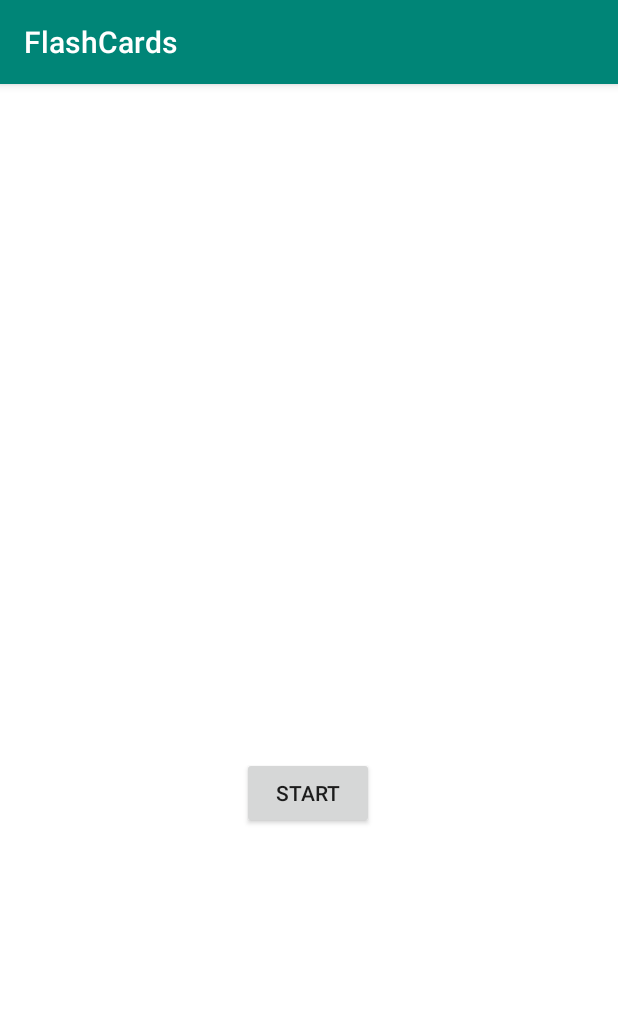
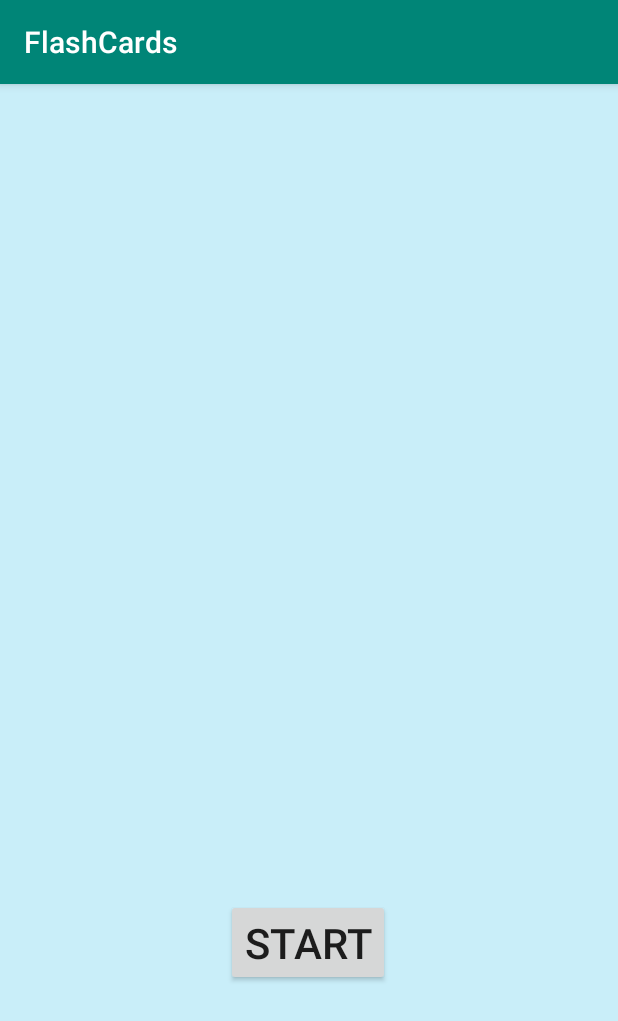
Before and after one commit to K-De-Castro/FlashCards, an Android app: the StudyActivity screen opened directly, with no data from a screen before it, on a phone screen of 412 x 824 dp. Shown: the top 1021 px of the screen. Run offline under Robolectric (Android 15) with nearby library versions, the phone set to English and light mode, and no system bars; our stand-ins replace Room's generated code.

Commit message:
worked on the UI

```diff
--- a/app/src/main/java/us/ait/flashcards/StudyActivity.kt
+++ b/app/src/main/java/us/ait/flashcards/StudyActivity.kt
@@ -3,8 +3,7 @@ package us.ait.flashcards
 import android.content.Context
 import androidx.appcompat.app.AppCompatActivity
 import android.os.Bundle
-import android.view.View.GONE
-import android.view.View.VISIBLE
+import android.view.View.*
 import android.widget.Toast
 import androidx.recyclerview.widget.DividerItemDecoration
 import kotlinx.android.synthetic.main.activity_main.*
@@ -48,6 +47,10 @@ class StudyActivity : AppCompatActivity() {
 
             buttonPrevious(cards)
 
+            btnAnswer.setOnClickListener {
+                tvAnsw.setVisibility(VISIBLE)
+            }
+
 
             this@StudyActivity.runOnUiThread(java.lang.Runnable {
             })
@@ -64,9 +67,11 @@ class StudyActivity : AppCompatActivity() {
 
                 currentCard -= 1
 
-                tvAnsw.text = cards.get(currentCard).cardQuest
+                tvAnsw.text = cards.get(currentCard).cardAns
 
-                tvQuest.text = cards.get(currentCard).cardAns
+                tvQuest.text = cards.get(currentCard).cardQuest
+
+                tvAnsw.setVisibility(INVISIBLE)
             }
         }
     }
@@ -79,9 +84,11 @@ class StudyActivity : AppCompatActivity() {
 
                 currentCard += 1
 
-                tvAnsw.text = cards.get(currentCard).cardQuest
+                tvAnsw.text = cards.get(currentCard).cardAns
 
-                tvQuest.text = cards.get(currentCard).cardAns
+                tvQuest.text = cards.get(currentCard).cardQuest
+
+                tvAnsw.setVisibility(INVISIBLE)
 
             }
 
@@ -91,15 +98,16 @@ class StudyActivity : AppCompatActivity() {
     private fun buttonStart(cards: List<Card>) {
         btnStart.setOnClickListener {
 
-            tvAnsw.text = cards.get(currentCard + 1).cardQuest
+            tvAnsw.text = cards.get(currentCard + 1).cardAns
 
-            tvQuest.text = cards.get(currentCard + 1).cardAns
+            tvQuest.text = cards.get(currentCard + 1).cardQuest
 
             currentCard += 1
 
             btnStart.setVisibility(GONE)
             btnPrevious.setVisibility(VISIBLE)
             btnNext.setVisibility(VISIBLE)
+            btnAnswer.setVisibility(VISIBLE)
         }
     }
 
--- a/app/src/main/res/layout/activity_cards.xml
+++ b/app/src/main/res/layout/activity_cards.xml
@@ -4,7 +4,7 @@
     xmlns:tools="http://schemas.android.com/tools"
     android:layout_width="match_parent"
     android:layout_height="match_parent"
-    android:background="#EBF5FB"
+    android:background="#C9EEF9"
     android:fitsSystemWindows="true"
     tools:context=".CardsActivity">
 
--- a/app/src/main/res/layout/activity_main.xml
+++ b/app/src/main/res/layout/activity_main.xml
@@ -5,7 +5,7 @@
     android:layout_width="match_parent"
     android:layout_height="match_parent"
     android:fitsSystemWindows="true"
-    android:background="#EBF5FB"
+    android:background="#C9EEF9"
     tools:context=".MainActivity">
 
     <com.google.android.material.appbar.AppBarLayout
--- a/app/src/main/res/layout/activity_study.xml
+++ b/app/src/main/res/layout/activity_study.xml
@@ -4,31 +4,43 @@
     xmlns:tools="http://schemas.android.com/tools"
     android:layout_width="match_parent"
     android:layout_height="match_parent"
-    android:background="#FFFFFF"
+    android:background="#C9EEF9"
     android:fitsSystemWindows="true"
     tools:context=".CardsActivity">
 
 
     <TextView
+        android:id="@+id/tvQuest"
+        android:layout_width="284dp"
+        android:layout_height="154dp"
+        android:layout_marginTop="104dp"
+        android:textColor="#000000"
+        android:textSize="25sp"
+        app:layout_constraintEnd_toEndOf="parent"
+        app:layout_constraintHorizontal_bias="0.496"
+        app:layout_constraintStart_toStartOf="parent"
+        app:layout_constraintTop_toTopOf="parent" />
+
+    <TextView
         android:id="@+id/tvAnsw"
-        android:layout_width="267dp"
-        android:layout_height="70dp"
-        android:textSize="25sp"
+        android:layout_width="284dp"
+        android:layout_height="208dp"
+        android:layout_marginBottom="32dp"
         android:textColor="#000000"
-        app:layout_constraintBottom_toTopOf="@+id/guideline"
+        android:textSize="20sp"
+        android:textStyle="italic"
+        android:visibility="invisible"
+        app:layout_constraintBottom_toTopOf="@+id/btnStart"
         app:layout_constraintEnd_toEndOf="parent"
-        app:layout_constraintStart_toStartOf="parent"
-        app:layout_constraintTop_toBottomOf="@+id/tvQuest" />
-
-
-
+        app:layout_constraintHorizontal_bias="0.496"
+        app:layout_constraintStart_toStartOf="parent" />
 
     <androidx.constraintlayout.widget.Guideline
         android:id="@+id/guideline"
         android:layout_width="wrap_content"
         android:layout_height="wrap_content"
         android:orientation="horizontal"
-        app:layout_constraintGuide_begin="299dp"
+        app:layout_constraintGuide_begin="408dp"
         tools:visibility="invisible" />
 
     <androidx.constraintlayout.widget.Guideline
@@ -38,49 +50,54 @@
         android:orientation="vertical"
         app:layout_constraintGuide_begin="207dp" />
 
-    <TextView
-        android:id="@+id/tvQuest"
-        android:layout_width="267dp"
-        android:textSize="25sp"
-        android:layout_height="70dp"
-        android:textColor="#000000"
-        app:layout_constraintBottom_toTopOf="@+id/guideline"
-        app:layout_constraintEnd_toEndOf="parent"
-        app:layout_constraintStart_toStartOf="parent"
-        app:layout_constraintTop_toTopOf="parent" />
 
     <Button
         android:id="@+id/btnPrevious"
         android:layout_width="wrap_content"
         android:layout_height="wrap_content"
-        android:layout_marginTop="32dp"
-        android:layout_marginEnd="32dp"
+        android:layout_marginEnd="3dp"
         android:text="Previous"
+        android:textSize="20sp"
         android:visibility="invisible"
-        app:layout_constraintEnd_toStartOf="@+id/guideline2"
-        app:layout_constraintTop_toTopOf="@+id/guideline" />
+        app:layout_constraintBottom_toBottomOf="@+id/btnAnswer"
+        app:layout_constraintEnd_toStartOf="@+id/btnAnswer"
+        app:layout_constraintTop_toTopOf="@+id/btnAnswer" />
 
     <Button
         android:id="@+id/btnNext"
         android:layout_width="wrap_content"
         android:layout_height="wrap_content"
+        android:layout_marginStart="3dp"
+        android:text="Next"
+        android:textSize="20sp"
         android:visibility="invisible"
-        android:layout_marginStart="32dp"
-        android:layout_marginTop="32dp"
-        android:text="Next"
-        app:layout_constraintStart_toStartOf="@+id/guideline2"
-        app:layout_constraintTop_toTopOf="@+id/guideline" />
+        app:layout_constraintBottom_toBottomOf="@+id/btnAnswer"
+        app:layout_constraintStart_toEndOf="@+id/btnAnswer"
+        app:layout_constraintTop_toTopOf="@+id/btnAnswer" />
 
     <Button
         android:id="@+id/btnStart"
         android:layout_width="wrap_content"
         android:layout_height="wrap_content"
-        android:layout_marginBottom="122dp"
+        android:layout_marginBottom="32dp"
         android:text="Start"
+        android:textSize="28sp"
         app:layout_constraintBottom_toBottomOf="parent"
         app:layout_constraintEnd_toEndOf="parent"
         app:layout_constraintHorizontal_bias="0.498"
         app:layout_constraintStart_toStartOf="parent"
         app:layout_constraintTop_toTopOf="@+id/guideline" />
 
+    <Button
+        android:id="@+id/btnAnswer"
+        android:layout_width="wrap_content"
+        android:layout_height="wrap_content"
+        android:text="Answer"
+        android:textSize="20sp"
+        android:visibility="invisible"
+        app:layout_constraintEnd_toEndOf="@+id/btnStart"
+        app:layout_constraintStart_toStartOf="@+id/btnStart"
+        app:layout_constraintTop_toBottomOf="@+id/btnStart"
+        tools:visibility="invisible" />
+
 </androidx.constraintlayout.widget.ConstraintLayout>
--- a/app/src/main/res/layout/card_row.xml
+++ b/app/src/main/res/layout/card_row.xml
@@ -1,7 +1,7 @@
 <?xml version="1.0" encoding="utf-8"?>
 <LinearLayout xmlns:android="http://schemas.android.com/apk/res/android"
     android:orientation="vertical"
-    android:background="#EAFAF1"
+    android:background="#C9EEF9"
     android:layout_width="match_parent"
     android:layout_marginLeft="3dp"
     android:layout_marginRight="3dp"
@@ -27,6 +27,7 @@
         android:textAllCaps="true"
         android:layout_marginStart="8dp"
         android:layout_marginLeft="8dp"
+        android:textStyle="italic"
         android:layout_marginTop="5dp"
         android:layout_width="match_parent"
         android:layout_height="wrap_content"/>
```
